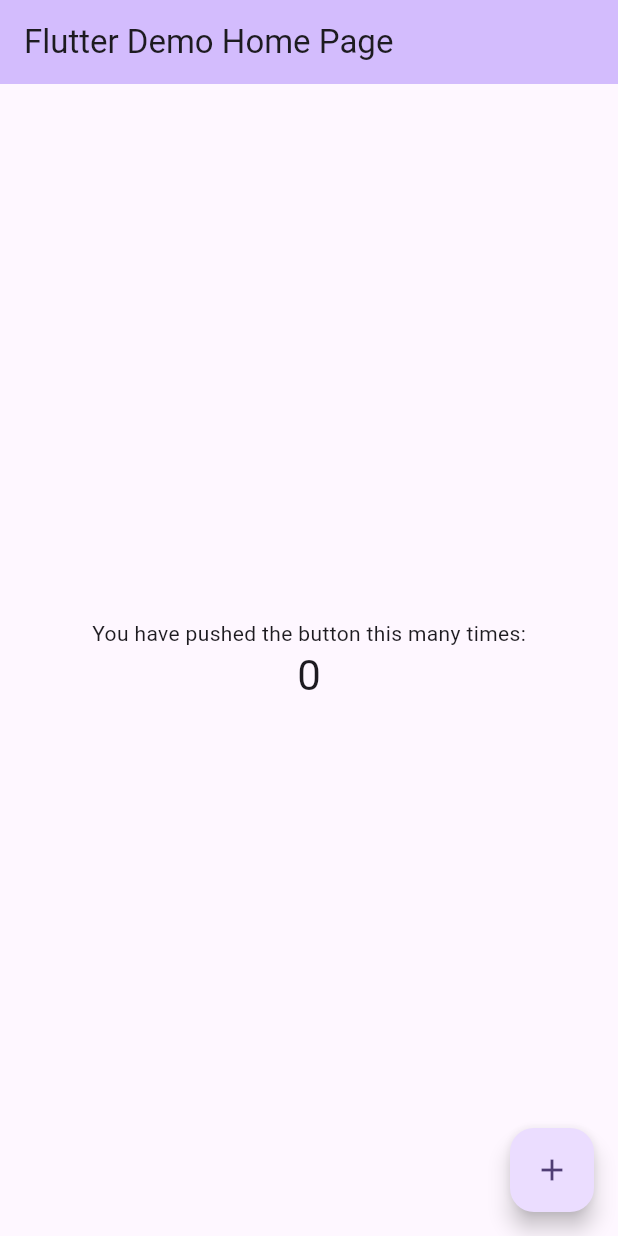
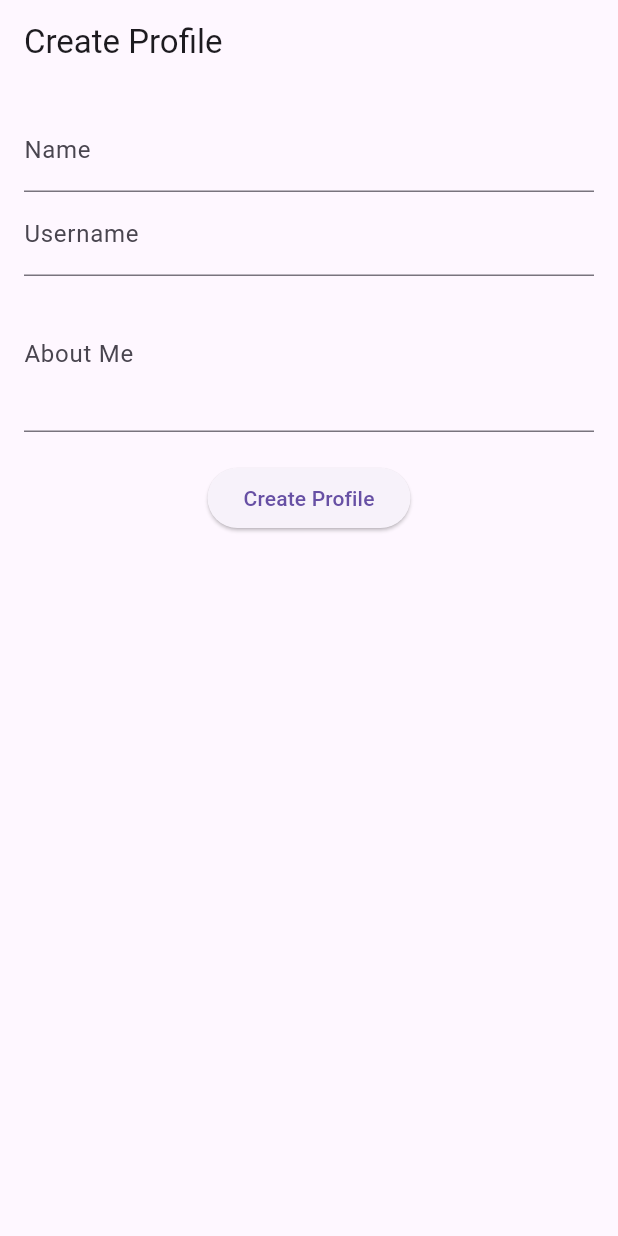
Before and after one commit to Spencman101/dating_app, a Flutter app: the screen it shows after launch, on a phone screen of 412 x 824 dp. Run offline on Flutter 3.47's test engine with Material 3 defaults, Android fonts, the phone set to English and light mode, and no system bars.

Commit message:
rough outline of the profile create page

```diff
--- a/lib/main.dart
+++ b/lib/main.dart
@@ -4,119 +4,117 @@ void main() {
   runApp(const MyApp());
 }
 
+class User {
+  String name;
+  String username;
+  String aboutMe;
+
+  User({required this.name, required this.username, required this.aboutMe});
+}
+
 class MyApp extends StatelessWidget {
   const MyApp({super.key});
 
-  // This widget is the root of your application.
   @override
   Widget build(BuildContext context) {
     return MaterialApp(
-      title: 'Flutter Demo',
-      theme: ThemeData(
-        // This is the theme of your application.
-        //
-        // TRY THIS: Try running your application with "flutter run". You'll see
-        // the application has a purple toolbar. Then, without quitting the app,
-        // try changing the seedColor in the colorScheme below to Colors.green
-        // and then invoke "hot reload" (save your changes or press the "hot
-        // reload" button in a Flutter-supported IDE, or press "r" if you used
-        // the command line to start the app).
-        //
-        // Notice that the counter didn't reset back to zero; the application
-        // state is not lost during the reload. To reset the state, use hot
-        // restart instead.
-        //
-        // This works for code too, not just values: Most code changes can be
-        // tested with just a hot reload.
-        colorScheme: ColorScheme.fromSeed(seedColor: Colors.deepPurple),
+      title: 'User Profile Form',
+      home: Scaffold(
+        appBar: AppBar(title: const Text('Create Profile')),
+        body: const Padding(
+          padding: EdgeInsets.all(16.0),
+          child: UserForm(),
+        ),
       ),
-      home: const MyHomePage(title: 'Flutter Demo Home Page'),
     );
   }
 }
 
-class MyHomePage extends StatefulWidget {
-  const MyHomePage({super.key, required this.title});
-
-  // This widget is the home page of your application. It is stateful, meaning
-  // that it has a State object (defined below) that contains fields that affect
-  // how it looks.
-
-  // This class is the configuration for the state. It holds the values (in this
-  // case the title) provided by the parent (in this case the App widget) and
-  // used by the build method of the State. Fields in a Widget subclass are
-  // always marked "final".
-
-  final String title;
+class UserForm extends StatefulWidget {
+  const UserForm({super.key});
 
   @override
-  State<MyHomePage> createState() => _MyHomePageState();
+  State<UserForm> createState() => _UserFormState();
 }
 
-class _MyHomePageState extends State<MyHomePage> {
-  int _counter = 0;
+class _UserFormState extends State<UserForm> {
+  final _formKey = GlobalKey<FormState>();
+  final _nameController = TextEditingController();
+  final _usernameController = TextEditingController();
+  final _aboutMeController = TextEditingController();
 
-  void _incrementCounter() {
-    setState(() {
-      // This call to setState tells the Flutter framework that something has
-      // changed in this State, which causes it to rerun the build method below
-      // so that the display can reflect the updated values. If we changed
-      // _counter without calling setState(), then the build method would not be
-      // called again, and so nothing would appear to happen.
-      _counter++;
-    });
+  void _submitForm() {
+    if (_formKey.currentState!.validate()) {
+      final user = User(
+        name: _nameController.text,
+        username: _usernameController.text,
+        aboutMe: _aboutMeController.text,
+      );
+
+      // Debug print to console
+      print('Name: ${user.name}');
+      print('Username: ${user.username}');
+      print('About Me: ${user.aboutMe}');
+
+      // Optional: Show confirmation dialog
+      showDialog(
+        context: context,
+        builder: (_) => AlertDialog(
+          title: const Text('Profile Created'),
+          content: Text(
+            'Welcome, ${user.name}!\nUsername: ${user.username}\nAbout: ${user.aboutMe}',
+          ),
+          actions: [
+            TextButton(
+              onPressed: () => Navigator.pop(context),
+              child: const Text('OK'),
+            ),
+          ],
+        ),
+      );
+    }
+  }
+
+  @override
+  void dispose() {
+    _nameController.dispose();
+    _usernameController.dispose();
+    _aboutMeController.dispose();
+    super.dispose();
   }
 
   @override
   Widget build(BuildContext context) {
-    // This method is rerun every time setState is called, for instance as done
-    // by the _incrementCounter method above.
-    //
-    // The Flutter framework has been optimized to make rerunning build methods
-    // fast, so that you can just rebuild anything that needs updating rather
-    // than having to individually change instances of widgets.
-    return Scaffold(
-      appBar: AppBar(
-        // TRY THIS: Try changing the color here to a specific color (to
-        // Colors.amber, perhaps?) and trigger a hot reload to see the AppBar
-        // change color while the other colors stay the same.
-        backgroundColor: Theme.of(context).colorScheme.inversePrimary,
-        // Here we take the value from the MyHomePage object that was created by
-        // the App.build method, and use it to set our appbar title.
-        title: Text(widget.title),
+    return Form(
+      key: _formKey,
+      child: Column(
+        children: [
+          TextFormField(
+            controller: _nameController,
+            decoration: const InputDecoration(labelText: 'Name'),
+            validator: (value) =>
+                value == null || value.isEmpty ? 'Please enter your name' : null,
+          ),
+          TextFormField(
+            controller: _usernameController,
+            decoration: const InputDecoration(labelText: 'Username'),
+            validator: (value) =>
+                value == null || value.isEmpty ? 'Please enter a username' : null,
+          ),
+          TextFormField(
+            controller: _aboutMeController,
+            decoration: const InputDecoration(labelText: 'About Me'),
+            maxLines: 3,
+            validator: (value) =>
+                value == null || value.isEmpty ? 'Tell us about yourself' : null,
+          ),
+          const SizedBox(height: 20),
+          ElevatedButton(
+            onPressed: _submitForm,
+            child: const Text('Create Profile'),
+          ),
+        ],
       ),
-      body: Center(
-        // Center is a layout widget. It takes a single child and positions it
-        // in the middle of the parent.
-        child: Column(
-          // Column is also a layout widget. It takes a list of children and
-          // arranges them vertically. By default, it sizes itself to fit its
-          // children horizontally, and tries to be as tall as its parent.
-          //
-          // Column has various properties to control how it sizes itself and
-          // how it positions its children. Here we use mainAxisAlignment to
-          // center the children vertically; the main axis here is the vertical
-          // axis because Columns are vertical (the cross axis would be
-          // horizontal).
-          //
-          // TRY THIS: Invoke "debug painting" (choose the "Toggle Debug Paint"
-          // action in the IDE, or press "p" in the console), to see the
-          // wireframe for each widget.
-          mainAxisAlignment: MainAxisAlignment.center,
-          children: <Widget>[
-            const Text('You have pushed the button this many times:'),
-            Text(
-              '$_counter',
-              style: Theme.of(context).textTheme.headlineMedium,
-            ),
-          ],
-        ),
-      ),
-      floatingActionButton: FloatingActionButton(
-        onPressed: _incrementCounter,
-        tooltip: 'Increment',
-        child: const Icon(Icons.add),
-      ), // This trailing comma makes auto-formatting nicer for build methods.
     );
   }
 }
```
